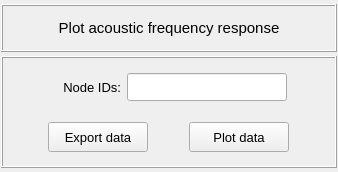
The window that pulse/interface/data/ui_files/plots/results/acoustic/get_acoustic_frequency_response.ui (open-pulse/OpenPulse) describes before a commit, drawn with Qt 5.
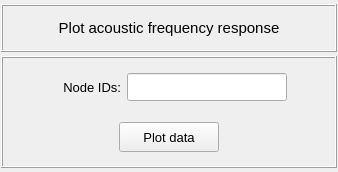
The same window after the commit.

Commit message: Remove the export data button from the results plots widgets

```diff
--- a/pulse/interface/data/ui_files/plots/results/acoustic/get_acoustic_frequency_response.ui
+++ b/pulse/interface/data/ui_files/plots/results/acoustic/get_acoustic_frequency_response.ui
@@ -326,7 +326,7 @@
          <property name="spacing">
           <number>0</number>
          </property>
-         <item row="0" column="1">
+         <item row="0" column="0">
           <widget class="QPushButton" name="pushButton_plot_data">
            <property name="minimumSize">
             <size>
@@ -344,7 +344,6 @@
             <font>
              <family>MS Shell Dlg 2</family>
              <pointsize>10</pointsize>
-             <weight>50</weight>
              <italic>false</italic>
              <bold>false</bold>
             </font>
@@ -357,40 +356,6 @@
            </property>
           </widget>
          </item>
-         <item row="0" column="0">
-          <widget class="QPushButton" name="pushButton_export_data">
-           <property name="minimumSize">
-            <size>
-             <width>100</width>
-             <height>30</height>
-            </size>
-           </property>
-           <property name="maximumSize">
-            <size>
-             <width>100</width>
-             <height>30</height>
-            </size>
-           </property>
-           <property name="font">
-            <font>
-             <family>MS Shell Dlg 2</family>
-             <pointsize>10</pointsize>
-             <weight>50</weight>
-             <italic>false</italic>
-             <bold>false</bold>
-            </font>
-           </property>
-           <property name="styleSheet">
-            <string notr="true"/>
-           </property>
-           <property name="text">
-            <string>Export data</string>
-           </property>
-           <property name="flat">
-            <bool>false</bool>
-           </property>
-          </widget>
-         </item>
         </layout>
        </widget>
       </item>
```
Left out of the diff: 35 changed lines with no effect on the pictures. The commit also changes 26 other files.
